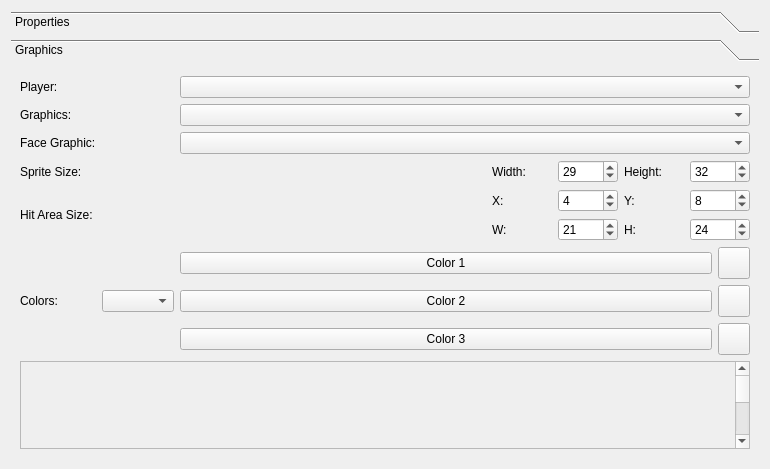
The window that editor/mainwindow_tab/player_edit.ui (protoman/rockbot) describes before a commit, drawn with Qt 5.
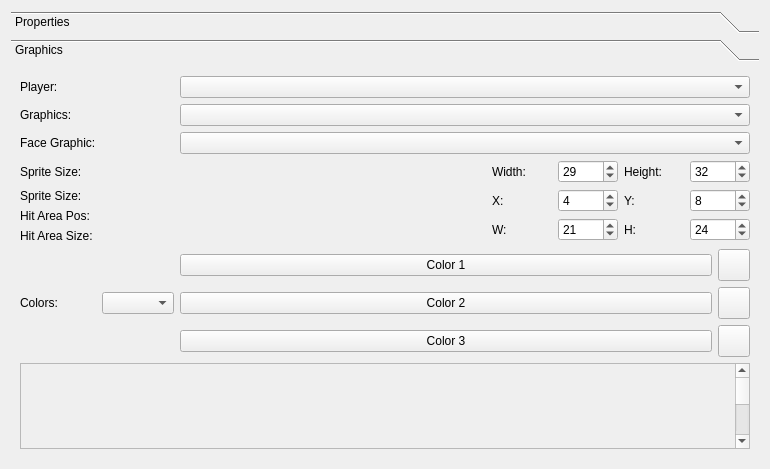
The same window after the commit. The open tabs and pages were chosen to show the change. Custom widgets are drawn as their Qt base class.

Commit message: Fix #120 set parabola when no target is defined. Use actual player hitbox instead of hardcoded values for w/h.

Diff of the .ui file:
```diff
--- a/editor/mainwindow_tab/player_edit.ui
+++ b/editor/mainwindow_tab/player_edit.ui
@@ -285,7 +285,7 @@
         <x>0</x>
         <y>0</y>
         <width>738</width>
-        <height>441</height>
+        <height>448</height>
        </rect>
       </property>
       <attribute name="label">
@@ -302,13 +302,6 @@
            <item row="0" column="2">
             <widget class="QComboBox" name="players_tab_list_combo_2"/>
            </item>
-           <item row="4" column="0">
-            <widget class="QLabel" name="label_40">
-             <property name="text">
-              <string>Hit Area Size:</string>
-             </property>
-            </widget>
-           </item>
            <item row="5" column="0">
             <widget class="QLabel" name="label_19">
              <property name="text">
@@ -670,6 +663,31 @@
              </item>
             </layout>
            </item>
+           <item row="4" column="0">
+            <layout class="QVBoxLayout" name="verticalLayout_2">
+             <item>
+              <widget class="QLabel" name="label_40">
+               <property name="text">
+                <string>Sprite Size:</string>
+               </property>
+              </widget>
+             </item>
+             <item>
+              <widget class="QLabel" name="label_11">
+               <property name="text">
+                <string>Hit Area Pos:</string>
+               </property>
+              </widget>
+             </item>
+             <item>
+              <widget class="QLabel" name="label_10">
+               <property name="text">
+                <string>Hit Area Size:</string>
+               </property>
+              </widget>
+             </item>
+            </layout>
+           </item>
           </layout>
          </item>
          <item>
```
Left out of the diff: 2 changed lines with no effect on the pictures. The commit also changes 9 other files.
